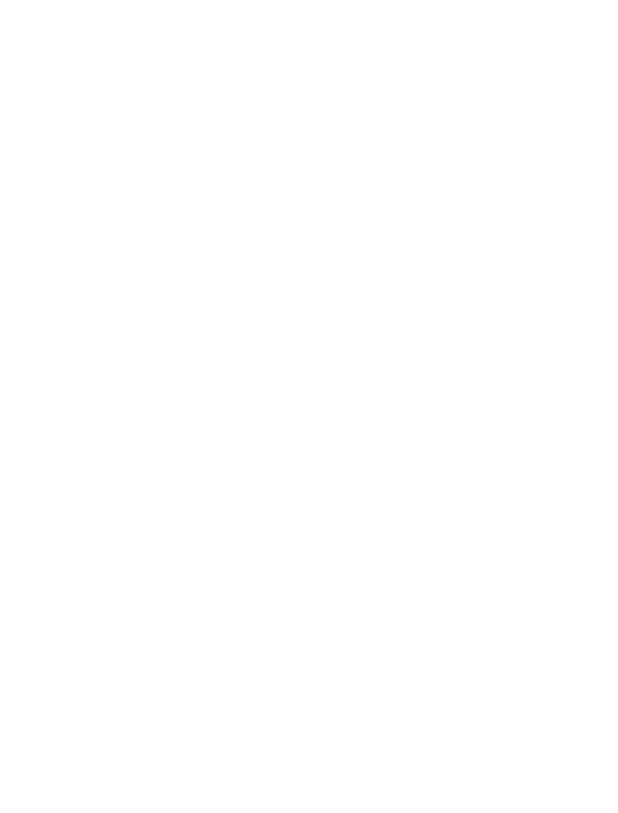
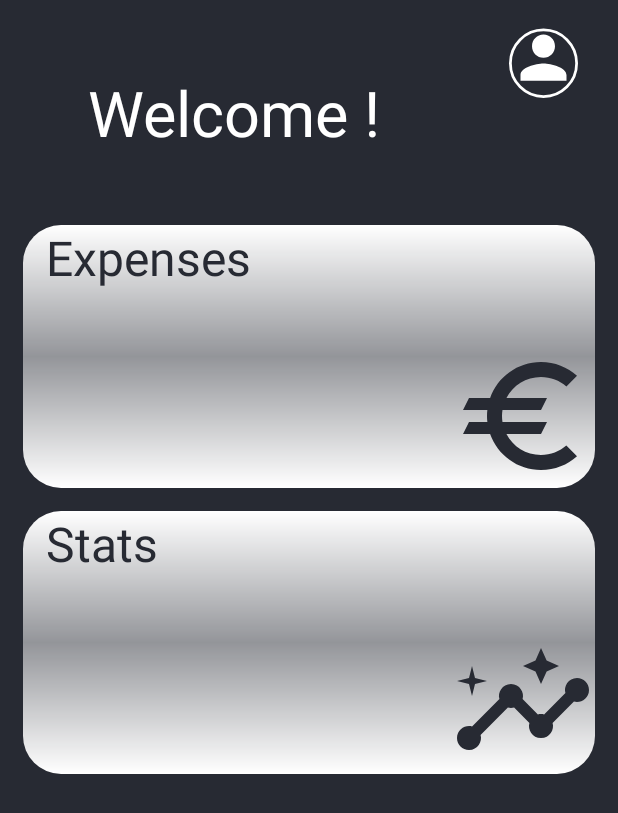
Before and after one commit to dumbeldore2/Project_midas, an Android app: the MainActivity3 screen opened directly, with no data from a screen before it, on a phone screen of 412 x 824 dp. Before the commit the part shown is empty. Shown: the top 813 px of the screen. Run offline under Robolectric (Android 15) with nearby library versions, the phone set to English and light mode, and no system bars.

Commit message:
project_midas 1,1,12 home page aangemaakt

```diff
--- a/app/src/main/java/com/example/project_midas/MainActivity3.java
+++ b/app/src/main/java/com/example/project_midas/MainActivity3.java
@@ -3,6 +3,7 @@ package com.example.project_midas;
 import androidx.appcompat.app.AppCompatActivity;
 
 import android.os.Bundle;
+import android.view.WindowManager;
 
 public class MainActivity3 extends AppCompatActivity {
 
@@ -10,5 +11,12 @@ public class MainActivity3 extends AppCompatActivity {
     protected void onCreate(Bundle savedInstanceState) {
         super.onCreate(savedInstanceState);
         setContentView(R.layout.activity_main3);
+
+        getWindow().setFlags(
+                WindowManager.LayoutParams.FLAG_LAYOUT_NO_LIMITS,
+                WindowManager.LayoutParams.FLAG_LAYOUT_NO_LIMITS
+        );
+        getWindow().setNavigationBarColor(getResources().getColor(R.color.black));
+        getWindow().setStatusBarColor(getResources().getColor(R.color.black));
     }
 }
--- /dev/null
+++ b/app/src/main/res/drawable/account.xml
@@ -0,0 +1,10 @@
+<vector android:height="50dp" android:viewportHeight="54"
+    android:viewportWidth="50" android:width="46.296295dp" xmlns:android="http://schemas.android.com/apk/res/android">
+    <path android:fillColor="#272A33"
+        android:pathData="M25,29m-24,0a24,24 0,1 1,48 0a24,24 0,1 1,-48 0"
+        android:strokeColor="#ffffff" android:strokeWidth="2"/>
+    <group>
+        <clip-path android:pathData="M0,0h50v50h-50z"/>
+        <path android:fillColor="#ffffff" android:pathData="M25,25C29.604,25 33.333,21.271 33.333,16.667C33.333,12.063 29.604,8.333 25,8.333C20.396,8.333 16.667,12.063 16.667,16.667C16.667,21.271 20.396,25 25,25ZM25,29.167C19.437,29.167 8.333,31.958 8.333,37.5V41.667H41.667V37.5C41.667,31.958 30.562,29.167 25,29.167Z"/>
+    </group>
+</vector>
--- /dev/null
+++ b/app/src/main/res/drawable/background_card_a3.xml
@@ -0,0 +1,14 @@
+<?xml version="1.0" encoding="utf-8"?>
+<layer-list xmlns:android="http://schemas.android.com/apk/res/android">
+    <item>
+        <shape android:shape="rectangle">
+            <corners
+                android:radius="25dp"/>
+            <gradient
+                android:startColor="@color/c5"
+                android:centerColor="#80FFFFFF"
+                android:endColor="@color/c5"
+                android:angle="-45"/>
+        </shape>
+    </item>
+</layer-list>
--- /dev/null
+++ b/app/src/main/res/drawable/euro.xml
@@ -0,0 +1,13 @@
+<vector xmlns:android="http://schemas.android.com/apk/res/android"
+    android:width="96dp"
+    android:height="96dp"
+    android:viewportWidth="96"
+    android:viewportHeight="96">
+  <group>
+    <clip-path
+        android:pathData="M0,0h96v96h-96z"/>
+    <path
+        android:pathData="M60,74C49.96,74 41.28,68.32 36.96,60H60L64,52H34.32C34.12,50.68 34,49.36 34,48C34,46.64 34.12,45.32 34.32,44H60L64,36H36.96C41.28,27.68 50,22 60,22C66.44,22 72.36,24.36 76.92,28.28L84,21.2C77.64,15.48 69.2,12 60,12C44.32,12 31.04,22.04 26.08,36H12L8,44H24.24C24.08,45.32 24,46.64 24,48C24,49.36 24.08,50.68 24.24,52H12L8,60H26.08C31.04,73.96 44.32,84 60,84C69.24,84 77.64,80.52 84,74.8L76.88,67.72C72.36,71.64 66.48,74 60,74Z"
+        android:fillColor="#272A33"/>
+  </group>
+</vector>
--- /dev/null
+++ b/app/src/main/res/drawable/insights.xml
@@ -0,0 +1,19 @@
+<vector xmlns:android="http://schemas.android.com/apk/res/android"
+    android:width="96dp"
+    android:height="96dp"
+    android:viewportWidth="96"
+    android:viewportHeight="96">
+  <group>
+    <clip-path
+        android:pathData="M0,0h96v96h-96z"/>
+    <path
+        android:pathData="M84,32C78.2,32 74.96,37.76 76.28,42.04L62.08,56.28C60.88,55.92 59.12,55.92 57.92,56.28L47.72,46.08C49.08,41.8 45.84,36 40,36C34.2,36 30.92,41.76 32.28,46.08L14.04,64.28C9.76,62.96 4,66.2 4,72C4,76.4 7.6,80 12,80C17.8,80 21.04,74.24 19.72,69.96L37.92,51.72C39.12,52.08 40.88,52.08 42.08,51.72L52.28,61.92C50.92,66.2 54.16,72 60,72C65.8,72 69.08,66.24 67.72,61.92L81.96,47.72C86.24,49.04 92,45.8 92,40C92,35.6 88.4,32 84,32Z"
+        android:fillColor="#272A33"/>
+    <path
+        android:pathData="M60,36L63.76,27.72L72,24L63.76,20.28L60,12L56.32,20.28L48,24L56.32,27.72L60,36Z"
+        android:fillColor="#272A33"/>
+    <path
+        android:pathData="M14,44L16,36L24,34L16,32L14,24L12,32L4,34L12,36L14,44Z"
+        android:fillColor="#272A33"/>
+  </group>
+</vector>
--- a/app/src/main/res/layout/activity_main3.xml
+++ b/app/src/main/res/layout/activity_main3.xml
@@ -4,6 +4,128 @@
     xmlns:tools="http://schemas.android.com/tools"
     android:layout_width="match_parent"
     android:layout_height="match_parent"
-    tools:context=".MainActivity3">
+    tools:context=".MainActivity3"
+    android:background="@color/c1">
 
+    <androidx.constraintlayout.widget.ConstraintLayout
+        android:id="@+id/constraint_1"
+
+        android:layout_width="match_parent"
+        android:layout_height="150dp"
+
+        app:layout_constraintStart_toStartOf="parent"
+        app:layout_constraintEnd_toEndOf="parent"
+        app:layout_constraintTop_toTopOf="parent">
+
+        <TextView
+            android:id="@+id/text_1"
+
+            android:text="@string/welcome"
+            android:textColor="@color/c5"
+            android:textSize="42dp"
+
+            android:gravity="center"
+
+            android:layout_marginRight="100dp"
+
+            android:layout_width="match_parent"
+            android:layout_height="match_parent"/>
+
+        <ImageView
+            android:id="@+id/image_1"
+
+            android:src="@drawable/account"
+
+            android:layout_width="50dp"
+            android:layout_height="50dp"
+
+            app:layout_constraintStart_toEndOf="@id/text_1"
+            app:layout_constraintTop_toTopOf="parent"
+
+            android:layout_marginLeft="25dp"
+            android:layout_marginTop="15dp"/>
+    </androidx.constraintlayout.widget.ConstraintLayout>
+    <LinearLayout
+        android:layout_width="match_parent"
+        android:layout_height="wrap_content"
+
+        app:layout_constraintEnd_toStartOf="parent"
+        app:layout_constraintTop_toBottomOf="@id/constraint_1"
+
+        android:orientation="vertical">
+
+        <androidx.constraintlayout.widget.ConstraintLayout
+            android:id="@+id/constraint_2"
+
+            android:layout_width="match_parent"
+            android:layout_height="175dp"
+
+            android:layout_marginLeft="15dp"
+            android:layout_marginRight="15dp"
+            android:layout_marginBottom="15dp"
+
+            android:background="@drawable/background_card_a3">
+
+            <TextView
+                android:id="@+id/text_2"
+
+                android:textSize="32dp"
+                android:textColor="@color/c1"
+                android:text="Expenses"
+
+                android:layout_width="match_parent"
+                android:layout_height="match_parent"
+
+                android:layout_marginLeft="15dp"/>
+
+            <ImageView
+                android:id="@+id/image_2"
+
+                android:src="@drawable/euro"
+
+                android:layout_width="96dp"
+                android:layout_height="96dp"
+
+                app:layout_constraintEnd_toEndOf="parent"
+                app:layout_constraintBottom_toBottomOf="parent"/>
+
+        </androidx.constraintlayout.widget.ConstraintLayout>
+
+        <androidx.constraintlayout.widget.ConstraintLayout
+            android:id="@+id/constraint_3"
+
+            android:layout_width="match_parent"
+            android:layout_height="175dp"
+
+            android:layout_marginLeft="15dp"
+            android:layout_marginRight="15dp"
+            android:layout_marginBottom="15dp"
+
+            android:background="@drawable/background_card_a3">
+
+            <TextView
+                android:id="@+id/text_3"
+
+                android:textSize="32dp"
+                android:textColor="@color/c1"
+                android:text="Stats"
+
+                android:layout_width="match_parent"
+                android:layout_height="match_parent"
+
+                android:layout_marginLeft="15dp"/>
+
+            <ImageView
+                android:id="@+id/image_3"
+
+                android:src="@drawable/insights"
+
+                android:layout_width="96dp"
+                android:layout_height="96dp"
+
+                app:layout_constraintEnd_toEndOf="parent"
+                app:layout_constraintBottom_toBottomOf="parent"/>
+
+        </androidx.constraintlayout.widget.ConstraintLayout>
+    </LinearLayout>
 </androidx.constraintlayout.widget.ConstraintLayout>
--- a/app/src/main/res/values/colors.xml
+++ b/app/src/main/res/values/colors.xml
@@ -13,7 +13,7 @@
     <color name="c2">#697F8C</color>
     <color name="c3">#D9C66A</color>
     <color name="c4">#F1E5B1</color>
-    <color name="c5">#FDF9F0</color>
+    <color name="c5">#ffffff</color>
 
     <color name="trans">#00000000 </color>.
 </resources>
```
